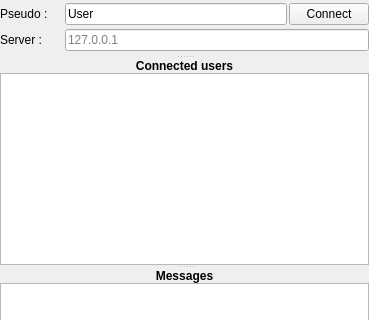
This is Client/HMI/networkdisplay.ui in paulMConstant/Watch as Qt 5 draws it before an edit; both pictures show x 0 to 369 and y 0 to 320 of the 369 by 472 pixel window. The edited form follows.
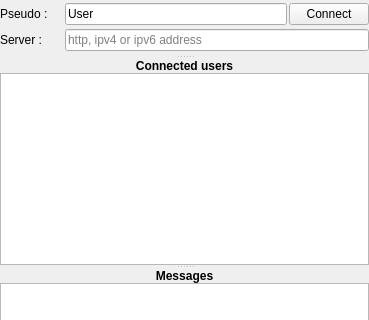
This is the edited form.

Commit message: Better UI names && remember last server

What changed in the file:
```diff
--- a/Client/HMI/networkdisplay.ui
+++ b/Client/HMI/networkdisplay.ui
@@ -136,7 +136,7 @@
          <item>
           <widget class="QLineEdit" name="IPline">
            <property name="placeholderText">
-            <string>127.0.0.1</string>
+            <string>http, ipv4 or ipv6 address</string>
            </property>
           </widget>
          </item>
```
Left out of the diff: 4 changed lines with no effect on the pictures. The commit also changes 2 other files.
